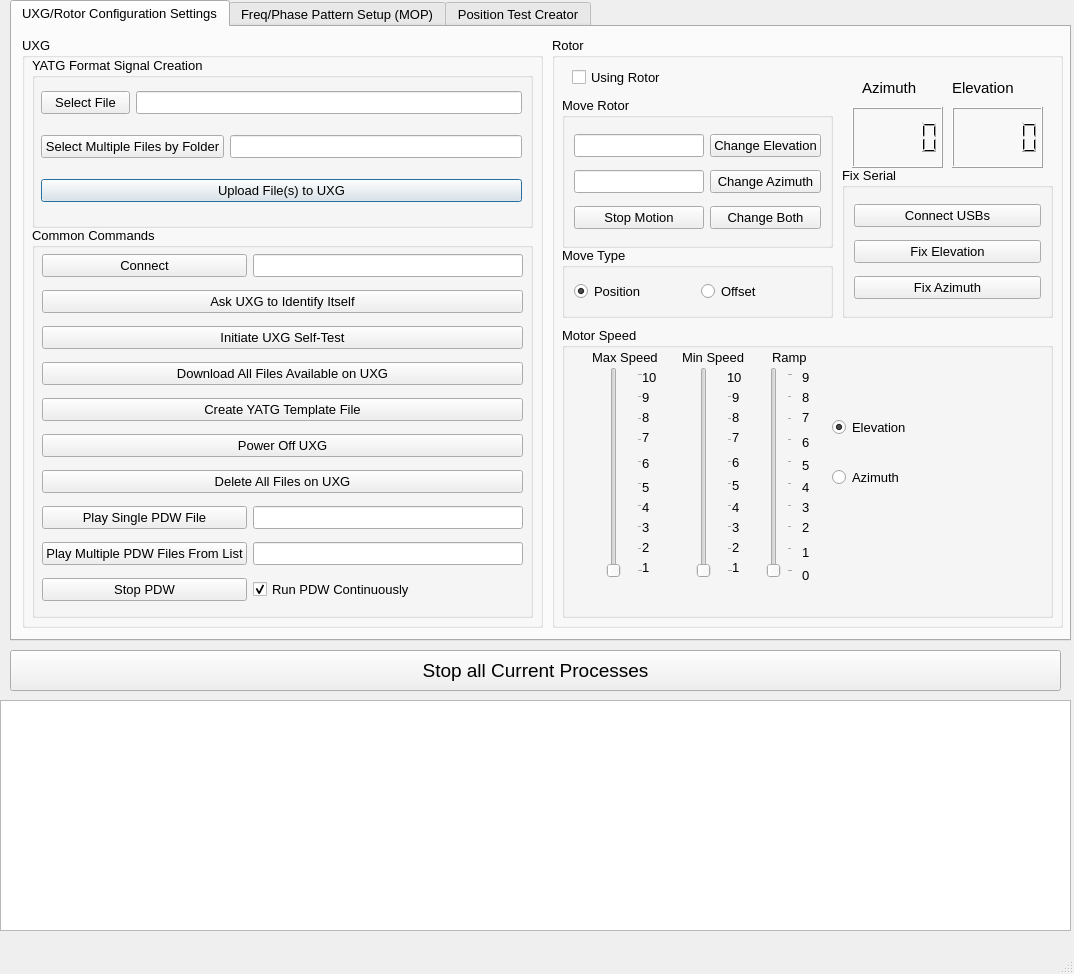
Above: UXG/mainwindow.ui from jonk4m/UXG before the change. Below: the same form after it.
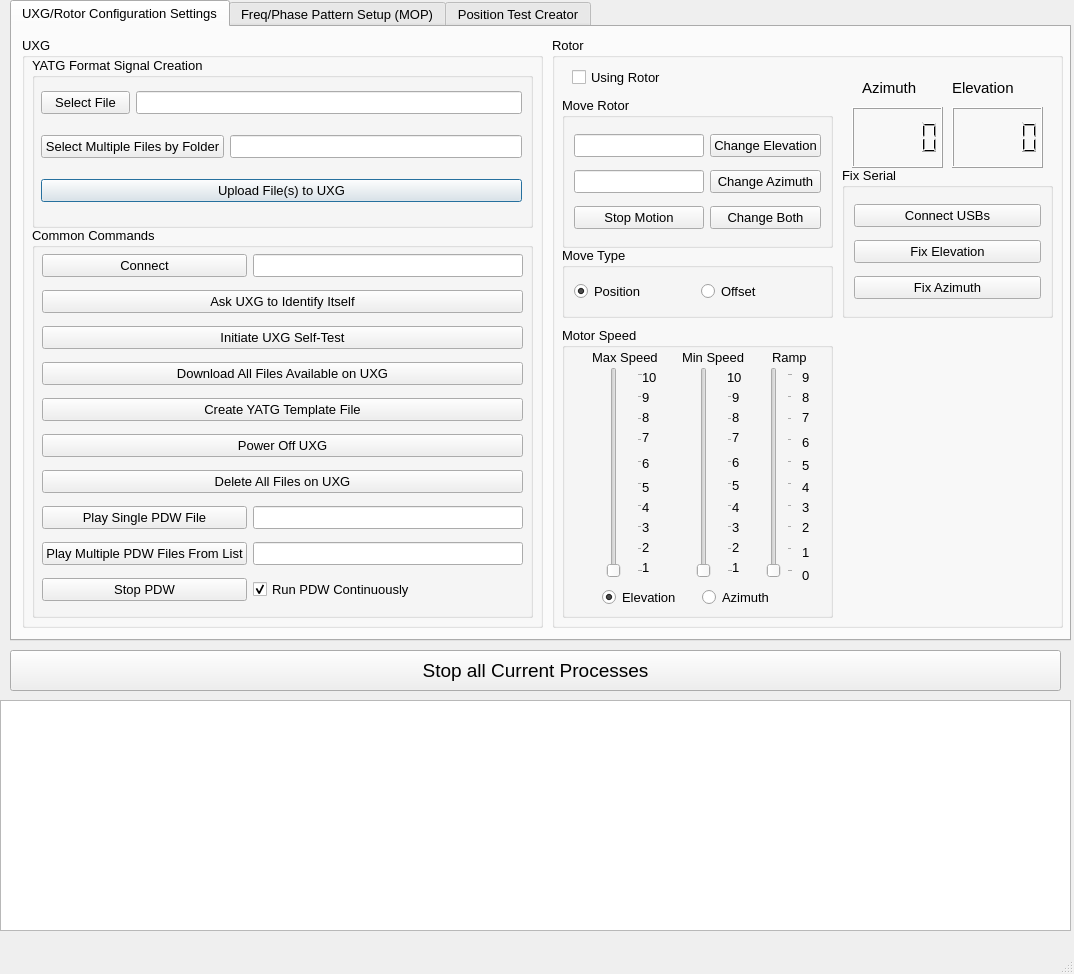
That is the form after the change.

Diff of the .ui file:
```diff
--- a/UXG/mainwindow.ui
+++ b/UXG/mainwindow.ui
@@ -466,7 +466,7 @@
         <rect>
          <x>10</x>
          <y>290</y>
-         <width>491</width>
+         <width>271</width>
          <height>291</height>
         </rect>
        </property>
@@ -1180,8 +1180,8 @@
        <widget class="QRadioButton" name="elevationMotorSpeedRadioButton">
         <property name="geometry">
          <rect>
-          <x>270</x>
-          <y>90</y>
+          <x>40</x>
+          <y>260</y>
           <width>101</width>
           <height>20</height>
          </rect>
@@ -1204,8 +1204,8 @@
        <widget class="QRadioButton" name="azimuthMotorSpeedRadioButton">
         <property name="geometry">
          <rect>
-          <x>270</x>
-          <y>140</y>
+          <x>140</x>
+          <y>260</y>
           <width>91</width>
           <height>20</height>
          </rect>
```
Left out of the diff: 6 changed lines with no effect on the pictures.
